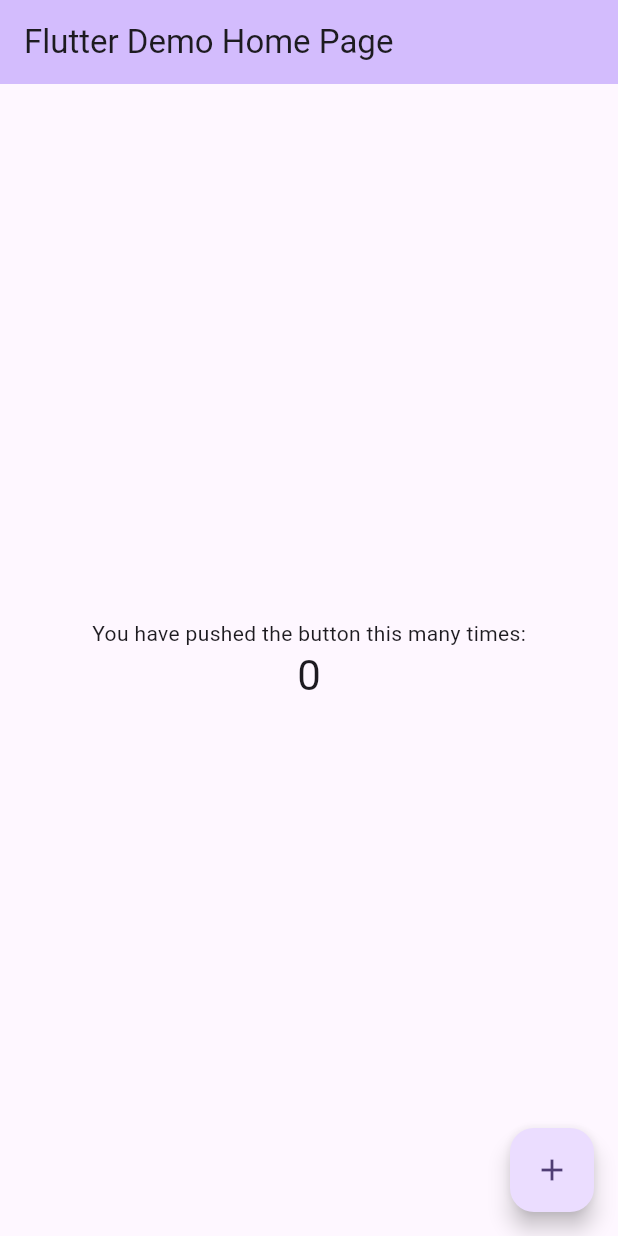
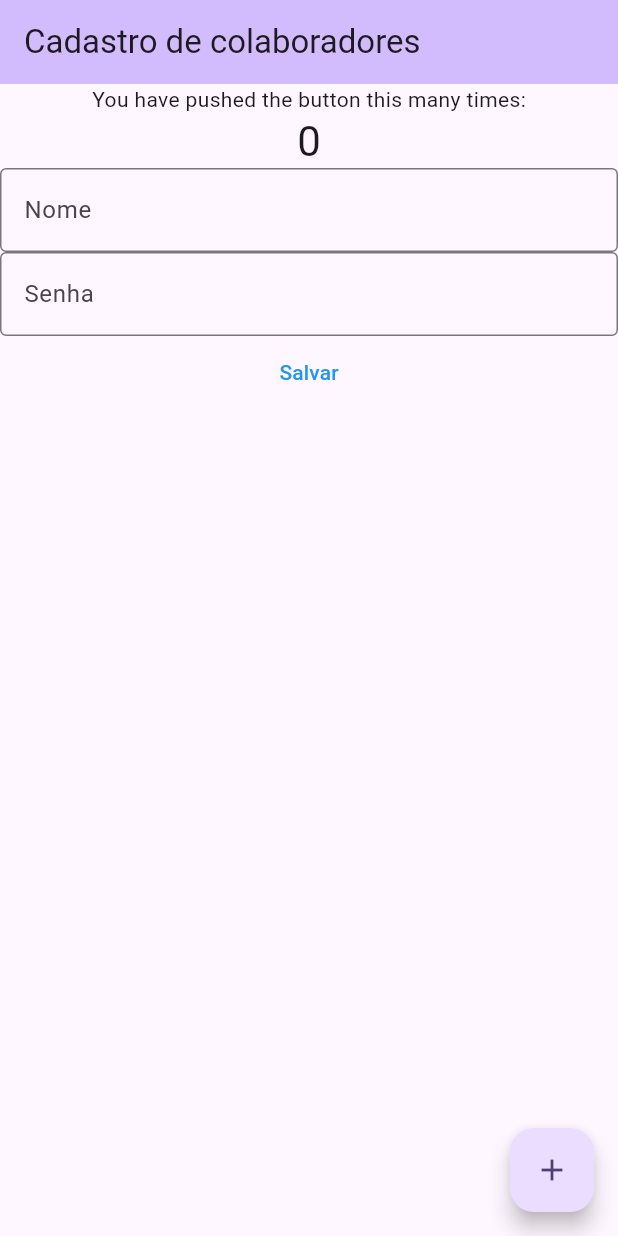
Before and after one commit to walysonvieira/frontend_flutter, a Flutter app: the screen it shows after launch, on a phone screen of 412 x 824 dp. Run offline on Flutter 3.47's test engine with Material 2 defaults, Android fonts, the phone set to English and light mode, and no system bars.

Commit message:
initial commit

```diff
--- a/lib/main.dart
+++ b/lib/main.dart
@@ -7,46 +7,21 @@ void main() {
 class MyApp extends StatelessWidget {
   const MyApp({super.key});
 
-  // This widget is the root of your application.
   @override
   Widget build(BuildContext context) {
     return MaterialApp(
-      title: 'Flutter Demo',
+      title: 'Frontend Flutter',
       theme: ThemeData(
-        // This is the theme of your application.
-        //
-        // TRY THIS: Try running your application with "flutter run". You'll see
-        // the application has a blue toolbar. Then, without quitting the app,
-        // try changing the seedColor in the colorScheme below to Colors.green
-        // and then invoke "hot reload" (save your changes or press the "hot
-        // reload" button in a Flutter-supported IDE, or press "r" if you used
-        // the command line to start the app).
-        //
-        // Notice that the counter didn't reset back to zero; the application
-        // state is not lost during the reload. To reset the state, use hot
-        // restart instead.
-        //
-        // This works for code too, not just values: Most code changes can be
-        // tested with just a hot reload.
         colorScheme: ColorScheme.fromSeed(seedColor: Colors.deepPurple),
         useMaterial3: true,
       ),
-      home: const MyHomePage(title: 'Flutter Demo Home Page'),
+      home: const MyHomePage(title: 'Cadastro de colaboradores'),
     );
   }
 }
 
 class MyHomePage extends StatefulWidget {
   const MyHomePage({super.key, required this.title});
-
-  // This widget is the home page of your application. It is stateful, meaning
-  // that it has a State object (defined below) that contains fields that affect
-  // how it looks.
-
-  // This class is the configuration for the state. It holds the values (in this
-  // case the title) provided by the parent (in this case the App widget) and
-  // used by the build method of the State. Fields in a Widget subclass are
-  // always marked "final".
 
   final String title;
 
@@ -56,54 +31,40 @@ class MyHomePage extends StatefulWidget {
 
 class _MyHomePageState extends State<MyHomePage> {
   int _counter = 0;
+  String? nome;
+  String? senha;
+
+  final myController = TextEditingController();
+
+  @override
+  void dispose() {
+    myController.dispose();
+    super.dispose();
+  }
 
   void _incrementCounter() {
     setState(() {
-      // This call to setState tells the Flutter framework that something has
-      // changed in this State, which causes it to rerun the build method below
-      // so that the display can reflect the updated values. If we changed
-      // _counter without calling setState(), then the build method would not be
-      // called again, and so nothing would appear to happen.
       _counter++;
     });
   }
 
+  void _salvar() {
+    nome = myController.text;
+
+    _counter = 0;
+
+  }
+
   @override
   Widget build(BuildContext context) {
-    // This method is rerun every time setState is called, for instance as done
-    // by the _incrementCounter method above.
-    //
-    // The Flutter framework has been optimized to make rerunning build methods
-    // fast, so that you can just rebuild anything that needs updating rather
-    // than having to individually change instances of widgets.
     return Scaffold(
       appBar: AppBar(
-        // TRY THIS: Try changing the color here to a specific color (to
-        // Colors.amber, perhaps?) and trigger a hot reload to see the AppBar
-        // change color while the other colors stay the same.
         backgroundColor: Theme.of(context).colorScheme.inversePrimary,
-        // Here we take the value from the MyHomePage object that was created by
-        // the App.build method, and use it to set our appbar title.
         title: Text(widget.title),
       ),
       body: Center(
-        // Center is a layout widget. It takes a single child and positions it
-        // in the middle of the parent.
         child: Column(
-          // Column is also a layout widget. It takes a list of children and
-          // arranges them vertically. By default, it sizes itself to fit its
-          // children horizontally, and tries to be as tall as its parent.
-          //
-          // Column has various properties to control how it sizes itself and
-          // how it positions its children. Here we use mainAxisAlignment to
-          // center the children vertically; the main axis here is the vertical
-          // axis because Columns are vertical (the cross axis would be
-          // horizontal).
-          //
-          // TRY THIS: Invoke "debug painting" (choose the "Toggle Debug Paint"
-          // action in the IDE, or press "p" in the console), to see the
-          // wireframe for each widget.
-          mainAxisAlignment: MainAxisAlignment.center,
+          mainAxisAlignment: MainAxisAlignment.start,
           children: <Widget>[
             const Text(
               'You have pushed the button this many times:',
@@ -112,6 +73,27 @@ class _MyHomePageState extends State<MyHomePage> {
               '$_counter',
               style: Theme.of(context).textTheme.headlineMedium,
             ),
+            TextField(
+              decoration: const InputDecoration(
+                border: OutlineInputBorder(),
+                hintText: 'Nome',
+              ),
+              controller: myController,
+            ),
+            const TextField(
+              obscureText: true,
+              decoration: InputDecoration(
+                border: OutlineInputBorder(),
+                hintText: 'Senha',
+              ),
+            ),
+            TextButton(
+              style: ButtonStyle(
+                foregroundColor: MaterialStateProperty.all(Colors.blue),
+              ),
+              onPressed: _salvar,
+              child: const Text('Salvar'),
+            ),
           ],
         ),
       ),
@@ -119,7 +101,7 @@ class _MyHomePageState extends State<MyHomePage> {
         onPressed: _incrementCounter,
         tooltip: 'Increment',
         child: const Icon(Icons.add),
-      ), // This trailing comma makes auto-formatting nicer for build methods.
+      ),
     );
   }
 }
```
